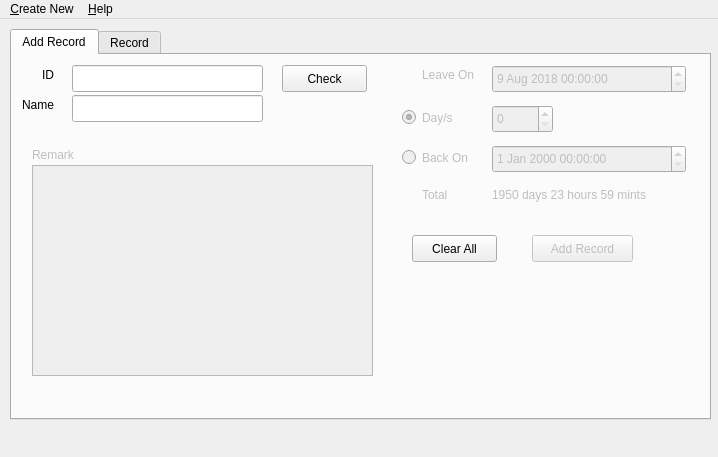
First picture: the form in mainwindow.ui, repository Weemy96/slms, before the edit.
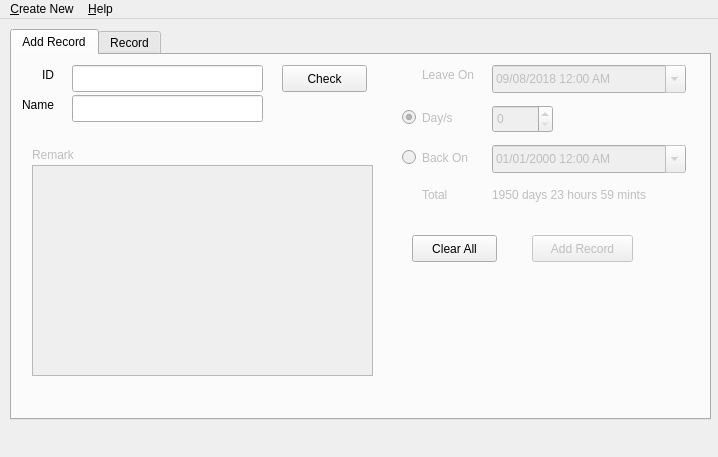
Second picture: the form after the edit. The open tabs and pages were chosen to show the change.

Patch:
```diff
--- a/mainwindow.ui
+++ b/mainwindow.ui
@@ -116,6 +116,12 @@
         <day>9</day>
        </date>
       </property>
+      <property name="displayFormat">
+       <string>dd/MM/yyyy h:mm AP</string>
+      </property>
+      <property name="calendarPopup">
+       <bool>true</bool>
+      </property>
      </widget>
      <widget class="QLineEdit" name="txt_id">
       <property name="geometry">
@@ -258,6 +264,12 @@
         <height>28</height>
        </rect>
       </property>
+      <property name="displayFormat">
+       <string>dd/MM/yyyy h:mm AP</string>
+      </property>
+      <property name="calendarPopup">
+       <bool>true</bool>
+      </property>
      </widget>
      <widget class="QLabel" name="lbl_total">
       <property name="enabled">
```
Left out of the diff: 2 changed lines with no effect on the pictures.
